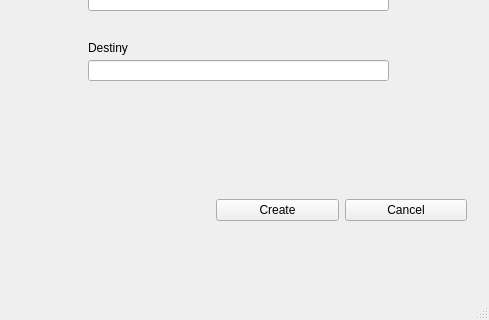
The window that GJR/views/createTicket.ui (CaduRomaniello/GJR) describes before a commit, drawn with Qt 5; both pictures show x 372 to 861 and y 280 to 600 of the 861 by 600 pixel window.
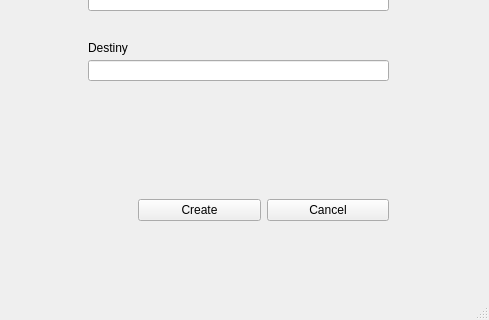
The same window after the commit.

The edit to the form file:
```diff
--- a/GJR/views/createTicket.ui
+++ b/GJR/views/createTicket.ui
@@ -222,7 +222,7 @@
    <widget class="QWidget" name="horizontalLayoutWidget">
     <property name="geometry">
      <rect>
-      <x>588</x>
+      <x>510</x>
       <y>450</y>
       <width>251</width>
       <height>80</height>
```
